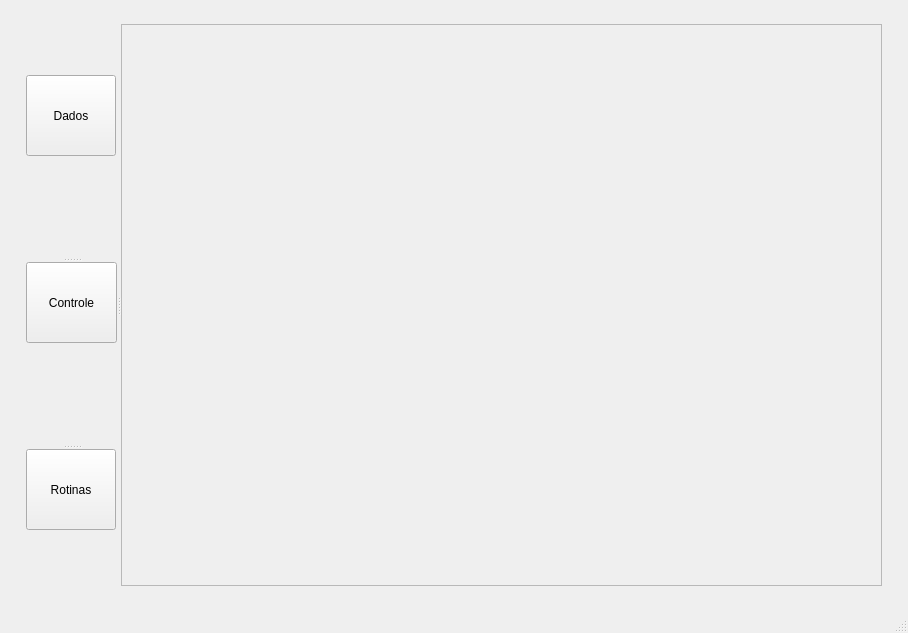
First picture: the form in Tools/toolsDialog.ui, repository dsgoficial/SAP_Operador, before the edit.
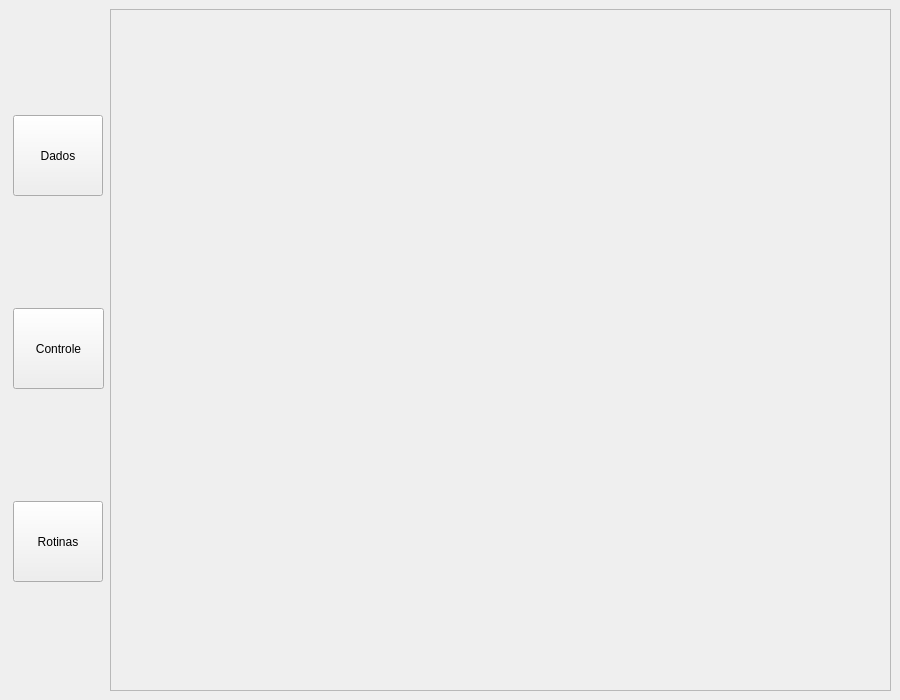
Second picture: the form after the edit.

What changed in the file:
```diff
--- a/Tools/toolsDialog.ui
+++ b/Tools/toolsDialog.ui
@@ -6,8 +6,8 @@
    <rect>
     <x>0</x>
     <y>0</y>
-    <width>908</width>
-    <height>633</height>
+    <width>900</width>
+    <height>700</height>
    </rect>
   </property>
   <property name="sizePolicy">
@@ -18,93 +18,24 @@
   </property>
   <property name="minimumSize">
    <size>
-    <width>908</width>
-    <height>633</height>
+    <width>900</width>
+    <height>700</height>
    </size>
   </property>
   <property name="maximumSize">
    <size>
-    <width>908</width>
-    <height>633</height>
+    <width>900</width>
+    <height>700</height>
    </size>
   </property>
   <property name="windowTitle">
    <string>Ferramentas de Produção</string>
   </property>
   <widget class="QWidget" name="centralwidget">
+   <layout class="QGridLayout" name="gridLayout_2">
+    <item row="0" column="1">
    <layout class="QGridLayout" name="gridLayout">
-    <item row="0" column="0">
-     <spacer name="horizontalSpacer_2">
-      <property name="orientation">
-       <enum>Qt::Horizontal</enum>
-      </property>
-      <property name="sizeType">
-       <enum>QSizePolicy::Fixed</enum>
-      </property>
-      <property name="sizeHint" stdset="0">
-       <size>
-        <width>17</width>
-        <height>20</height>
-       </size>
-      </property>
-     </spacer>
-    </item>
-    <item row="0" column="1" rowspan="2">
-     <widget class="QSplitter" name="splitter_2">
-      <property name="orientation">
-       <enum>Qt::Horizontal</enum>
-      </property>
-      <widget class="QSplitter" name="splitter">
-       <property name="sizePolicy">
-        <sizepolicy hsizetype="Fixed" vsizetype="Fixed">
-         <horstretch>0</horstretch>
-         <verstretch>0</verstretch>
-        </sizepolicy>
-       </property>
-       <property name="minimumSize">
-        <size>
-         <width>91</width>
-         <height>562</height>
-        </size>
-       </property>
-       <property name="maximumSize">
-        <size>
-         <width>91</width>
-         <height>255</height>
-        </size>
-       </property>
-       <property name="orientation">
-        <enum>Qt::Vertical</enum>
-       </property>
-       <widget class="QPushButton" name="load_btn">
-        <property name="sizePolicy">
-         <sizepolicy hsizetype="Fixed" vsizetype="Fixed">
-          <horstretch>0</horstretch>
-          <verstretch>0</verstretch>
-         </sizepolicy>
-        </property>
-        <property name="minimumSize">
-         <size>
-          <width>90</width>
-          <height>81</height>
-         </size>
-        </property>
-        <property name="maximumSize">
-         <size>
-          <width>90</width>
-          <height>81</height>
-         </size>
-        </property>
-        <property name="text">
-         <string>Dados</string>
-        </property>
-        <property name="checkable">
-         <bool>true</bool>
-        </property>
-        <property name="autoExclusive">
-         <bool>true</bool>
-        </property>
-       </widget>
+      <item row="1" column="0">
        <widget class="QPushButton" name="controller_btn">
         <property name="sizePolicy">
          <sizepolicy hsizetype="Minimum" vsizetype="Minimum">
@@ -134,6 +65,39 @@
          <bool>true</bool>
         </property>
        </widget>
+      </item>
+      <item row="0" column="0">
+       <widget class="QPushButton" name="load_btn">
+        <property name="sizePolicy">
+         <sizepolicy hsizetype="Fixed" vsizetype="Fixed">
+          <horstretch>0</horstretch>
+          <verstretch>0</verstretch>
+         </sizepolicy>
+        </property>
+        <property name="minimumSize">
+         <size>
+          <width>90</width>
+          <height>81</height>
+         </size>
+        </property>
+        <property name="maximumSize">
+         <size>
+          <width>90</width>
+          <height>81</height>
+         </size>
+        </property>
+        <property name="text">
+         <string>Dados</string>
+        </property>
+        <property name="checkable">
+         <bool>true</bool>
+        </property>
+        <property name="autoExclusive">
+         <bool>true</bool>
+        </property>
+       </widget>
+      </item>
+      <item row="2" column="0">
        <widget class="QPushButton" name="rotines_btn">
         <property name="sizePolicy">
          <sizepolicy hsizetype="Fixed" vsizetype="Fixed">
@@ -163,10 +127,13 @@
          <bool>true</bool>
         </property>
        </widget>
-      </widget>
+      </item>
+     </layout>
+    </item>
+    <item row="0" column="2">
       <widget class="QScrollArea" name="scroll">
        <property name="sizePolicy">
-        <sizepolicy hsizetype="Expanding" vsizetype="Fixed">
+       <sizepolicy hsizetype="Expanding" vsizetype="Expanding">
          <horstretch>0</horstretch>
          <verstretch>0</verstretch>
         </sizepolicy>
@@ -185,15 +152,14 @@
          <rect>
           <x>0</x>
           <y>0</y>
-          <width>739</width>
-          <height>560</height>
+         <width>771</width>
+         <height>652</height>
          </rect>
         </property>
        </widget>
       </widget>
-     </widget>
     </item>
-    <item row="1" column="2">
+    <item row="0" column="0">
      <spacer name="horizontalSpacer">
       <property name="orientation">
        <enum>Qt::Horizontal</enum>
@@ -203,7 +169,7 @@
       </property>
       <property name="sizeHint" stdset="0">
        <size>
-        <width>17</width>
+        <width>4</width>
         <height>20</height>
        </size>
       </property>
@@ -221,7 +187,6 @@
     </rect>
    </property>
   </widget>
-  <widget class="QStatusBar" name="statusbar"/>
  </widget>
  <resources/>
  <connections/>
```
Left out of the diff: 2 changed lines with no effect on the pictures. Lines whose indentation alone changed are shown as unchanged.
